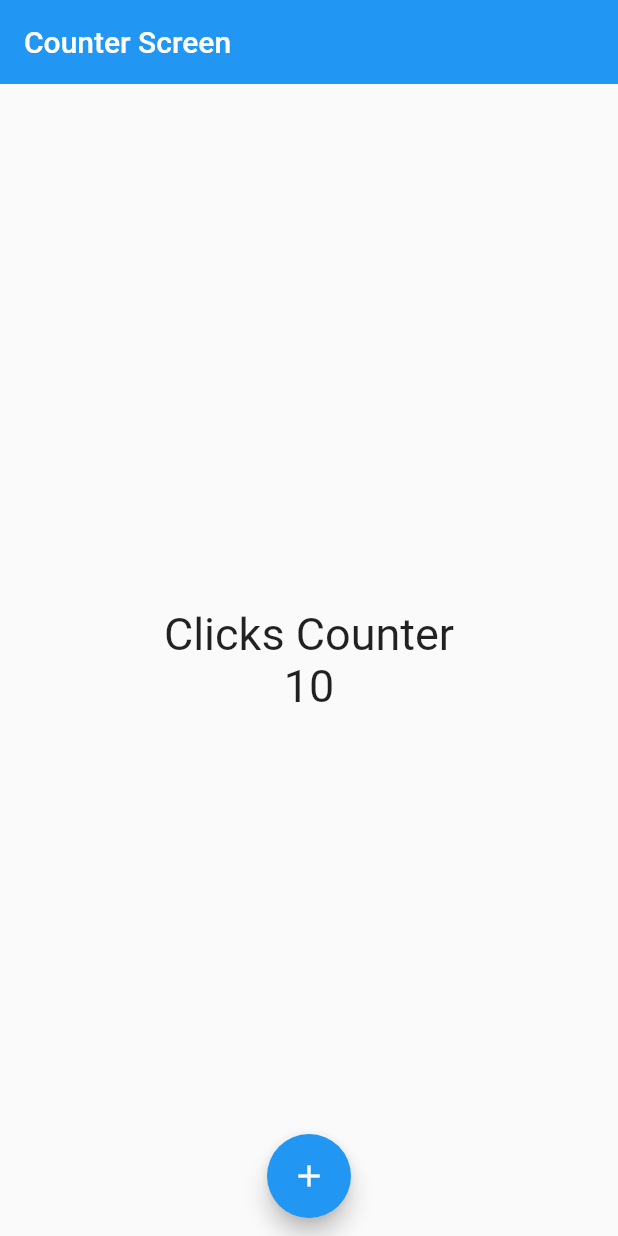
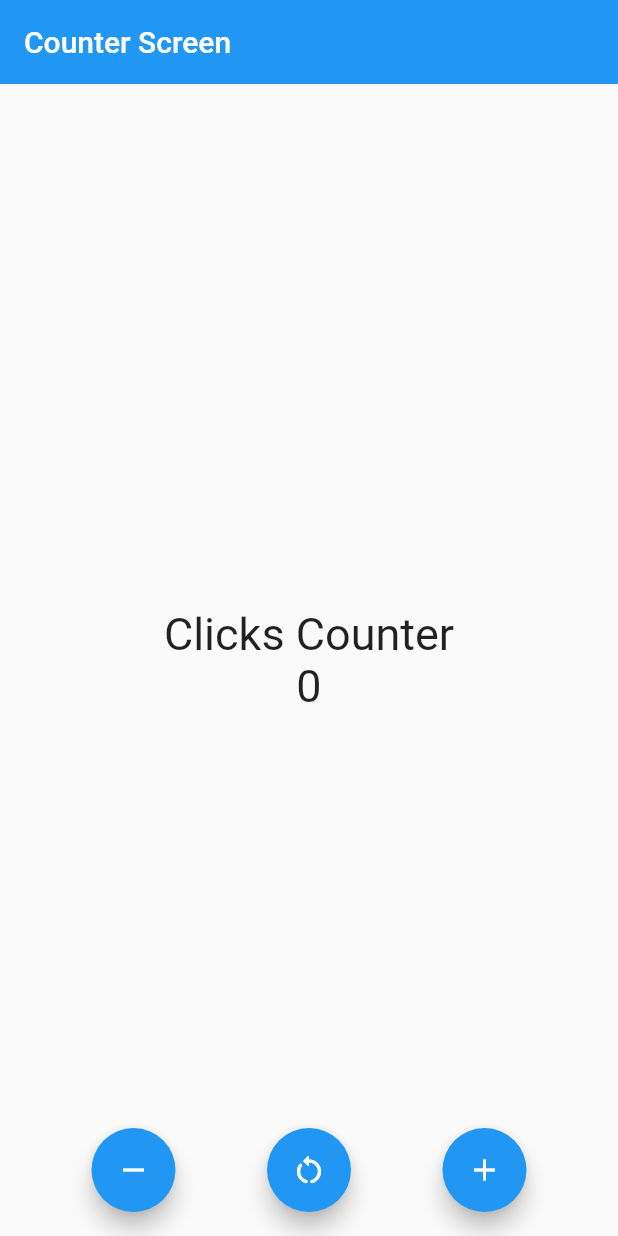
Before and after one commit to Jos017/FlutterIOSAndroidCourseExercises, a Flutter app: the screen it shows after launch, on a phone screen of 412 x 824 dp. Run offline on Flutter 3.47's test engine with Material 2 defaults, Android fonts, the phone set to English and light mode, and no system bars.

Commit message:
Add new buttons to add, restart and substract the counter

```diff
--- a/flutter/counter_app/lib/screens/counter_scren.dart
+++ b/flutter/counter_app/lib/screens/counter_scren.dart
@@ -8,7 +8,7 @@ class CounterScreen extends StatefulWidget {
 }
 
 class _CounterScreenState extends State<CounterScreen> {
-  int counter = 10;
+  int counter = 0;
 
   @override
   Widget build(BuildContext context) {
@@ -29,14 +29,32 @@ class _CounterScreenState extends State<CounterScreen> {
           ],
         ),
       ),
-      floatingActionButtonLocation:
-          FloatingActionButtonLocation.miniCenterFloat,
-      floatingActionButton: FloatingActionButton(
-        onPressed: () {
-          counter++;
-          setState(() {});
-        },
-        child: const Icon(Icons.add),
+      floatingActionButtonLocation: FloatingActionButtonLocation.centerFloat,
+      floatingActionButton: Row(
+        mainAxisAlignment: MainAxisAlignment.spaceEvenly,
+        children: [
+          FloatingActionButton(
+            onPressed: () {
+              counter -= 1;
+              setState(() {});
+            },
+            child: const Icon(Icons.remove),
+          ),
+          FloatingActionButton(
+            onPressed: () {
+              counter = 0;
+              setState(() {});
+            },
+            child: const Icon(Icons.restart_alt_rounded),
+          ),
+          FloatingActionButton(
+            onPressed: () {
+              counter += 1;
+              setState(() {});
+            },
+            child: const Icon(Icons.add),
+          )
+        ],
       ),
     );
   }
```
